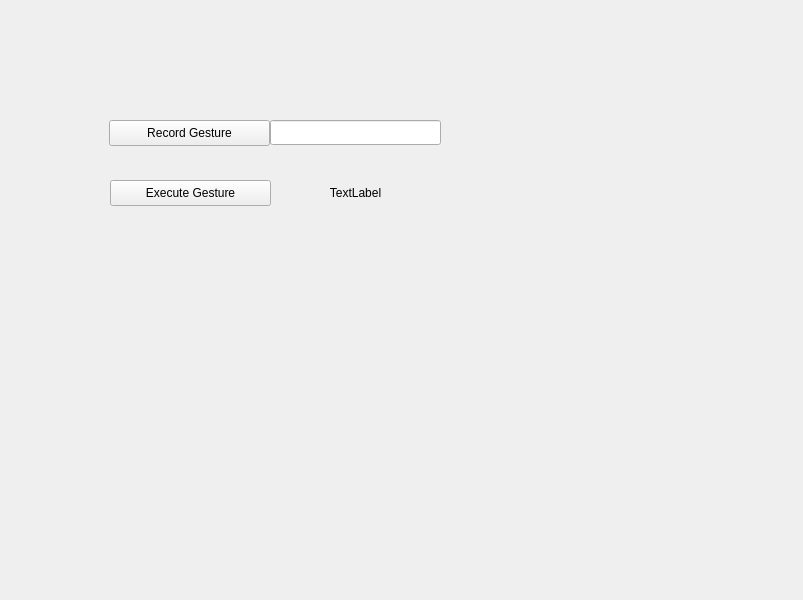
Qt form Assignment14/gesture.ui (MaxSchu/ITT_SS16) before a commit.
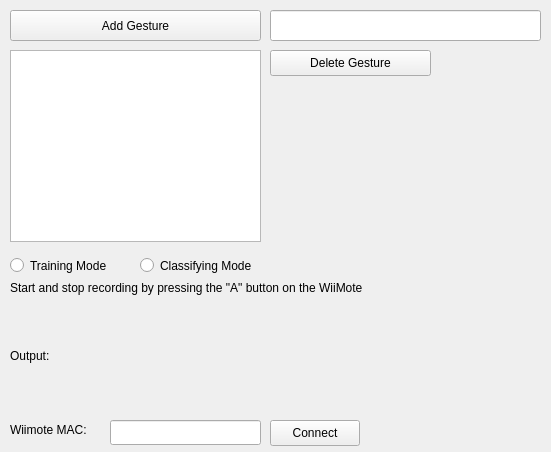
The same form after that commit.

```diff
--- a/Assignment14/gesture.ui
+++ b/Assignment14/gesture.ui
@@ -6,8 +6,8 @@
    <rect>
     <x>0</x>
     <y>0</y>
-    <width>803</width>
-    <height>600</height>
+    <width>551</width>
+    <height>452</height>
    </rect>
   </property>
   <property name="windowTitle">
@@ -17,53 +17,138 @@
    <widget class="QPushButton" name="recordButton">
     <property name="geometry">
      <rect>
-      <x>109</x>
-      <y>120</y>
+      <x>10</x>
+      <y>10</y>
+      <width>251</width>
+      <height>31</height>
+     </rect>
+    </property>
+    <property name="text">
+     <string>Add Gesture</string>
+    </property>
+   </widget>
+   <widget class="QPushButton" name="deleteButton">
+    <property name="geometry">
+     <rect>
+      <x>270</x>
+      <y>50</y>
       <width>161</width>
       <height>26</height>
      </rect>
     </property>
     <property name="text">
-     <string>Record Gesture</string>
+     <string>Delete Gesture</string>
     </property>
    </widget>
-   <widget class="QPushButton" name="executeButton">
+   <widget class="QLineEdit" name="gestureNameEdit">
+    <property name="geometry">
+     <rect>
+      <x>270</x>
+      <y>10</y>
+      <width>271</width>
+      <height>31</height>
+     </rect>
+    </property>
+   </widget>
+   <widget class="QRadioButton" name="trainingRadio">
+    <property name="geometry">
+     <rect>
+      <x>10</x>
+      <y>250</y>
+      <width>131</width>
+      <height>31</height>
+     </rect>
+    </property>
+    <property name="text">
+     <string>Training Mode</string>
+    </property>
+   </widget>
+   <widget class="QRadioButton" name="classifyRadio">
+    <property name="geometry">
+     <rect>
+      <x>140</x>
+      <y>250</y>
+      <width>141</width>
+      <height>31</height>
+     </rect>
+    </property>
+    <property name="text">
+     <string>Classifying Mode</string>
+    </property>
+   </widget>
+   <widget class="QLabel" name="outputLabel">
+    <property name="geometry">
+     <rect>
+      <x>10</x>
+      <y>320</y>
+      <width>531</width>
+      <height>71</height>
+     </rect>
+    </property>
+    <property name="autoFillBackground">
+     <bool>false</bool>
+    </property>
+    <property name="text">
+     <string>Output:</string>
+    </property>
+   </widget>
+   <widget class="QLabel" name="wiiMoteLabel">
+    <property name="geometry">
+     <rect>
+      <x>10</x>
+      <y>420</y>
+      <width>91</width>
+      <height>20</height>
+     </rect>
+    </property>
+    <property name="text">
+     <string>Wiimote MAC:</string>
+    </property>
+   </widget>
+   <widget class="QLineEdit" name="wiiMacEdit">
     <property name="geometry">
      <rect>
       <x>110</x>
-      <y>180</y>
-      <width>161</width>
+      <y>420</y>
+      <width>151</width>
+      <height>25</height>
+     </rect>
+    </property>
+   </widget>
+   <widget class="QPushButton" name="connectButton">
+    <property name="geometry">
+     <rect>
+      <x>270</x>
+      <y>420</y>
+      <width>90</width>
       <height>26</height>
      </rect>
     </property>
     <property name="text">
-     <string>Execute Gesture</string>
+     <string>Connect</string>
     </property>
    </widget>
-   <widget class="QLineEdit" name="gestureNameInput">
+   <widget class="QLabel" name="label">
     <property name="geometry">
      <rect>
-      <x>270</x>
-      <y>120</y>
-      <width>171</width>
-      <height>25</height>
-     </rect>
-    </property>
-   </widget>
-   <widget class="QLabel" name="gestureNameOutput">
-    <property name="geometry">
-     <rect>
-      <x>270</x>
-      <y>180</y>
-      <width>171</width>
-      <height>25</height>
+      <x>10</x>
+      <y>280</y>
+      <width>431</width>
+      <height>16</height>
      </rect>
     </property>
     <property name="text">
-     <string>TextLabel</string>
+     <string>Start and stop recording by pressing the &quot;A&quot; button on the WiiMote</string>
     </property>
-    <property name="alignment">
-     <set>Qt::AlignCenter</set>
+   </widget>
+   <widget class="QListWidget" name="gestureListWidget">
+    <property name="geometry">
+     <rect>
+      <x>10</x>
+      <y>50</y>
+      <width>251</width>
+      <height>192</height>
+     </rect>
     </property>
    </widget>
   </widget>
```
Left out of the diff: 2 changed lines with no effect on the pictures.
